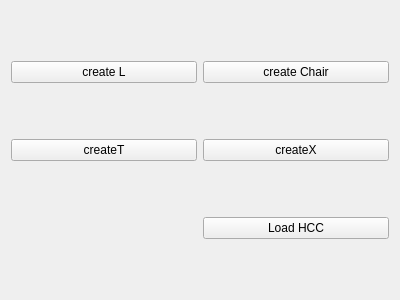
Before: the Qt Designer form Foldem/foldabilizer/foldem_widget.ui in letienhung/fold-hcc, drawn with Qt 5.
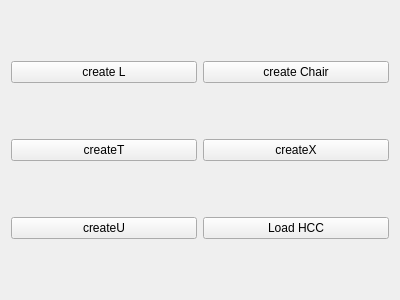
After: the same form once the commit is applied.

```diff
--- a/Foldem/foldabilizer/foldem_widget.ui
+++ b/Foldem/foldabilizer/foldem_widget.ui
@@ -61,6 +61,13 @@
      </property>
     </widget>
    </item>
+   <item row="2" column="0">
+    <widget class="QPushButton" name="createU">
+     <property name="text">
+      <string>createU</string>
+     </property>
+    </widget>
+   </item>
   </layout>
  </widget>
  <resources/>
```
